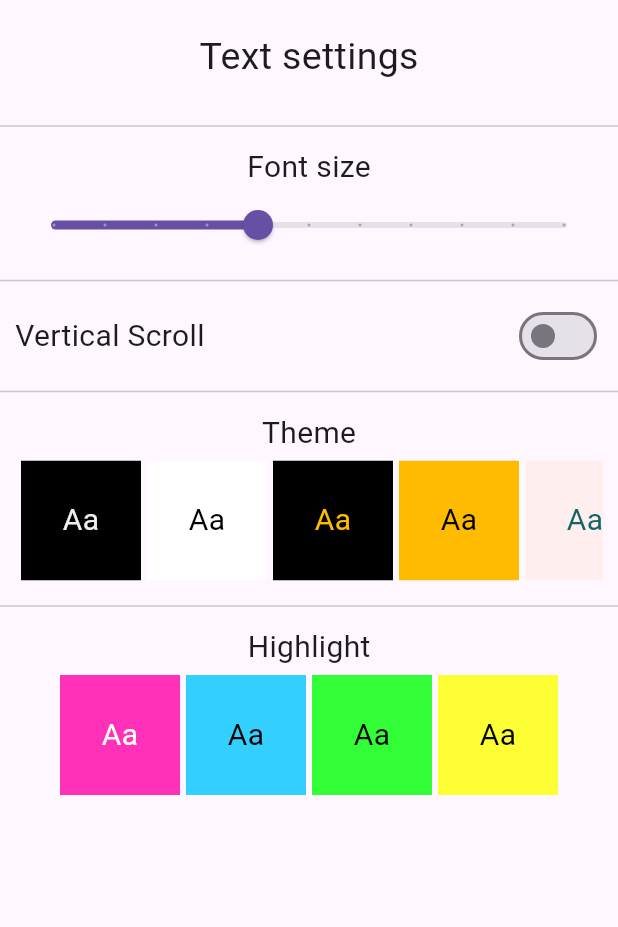
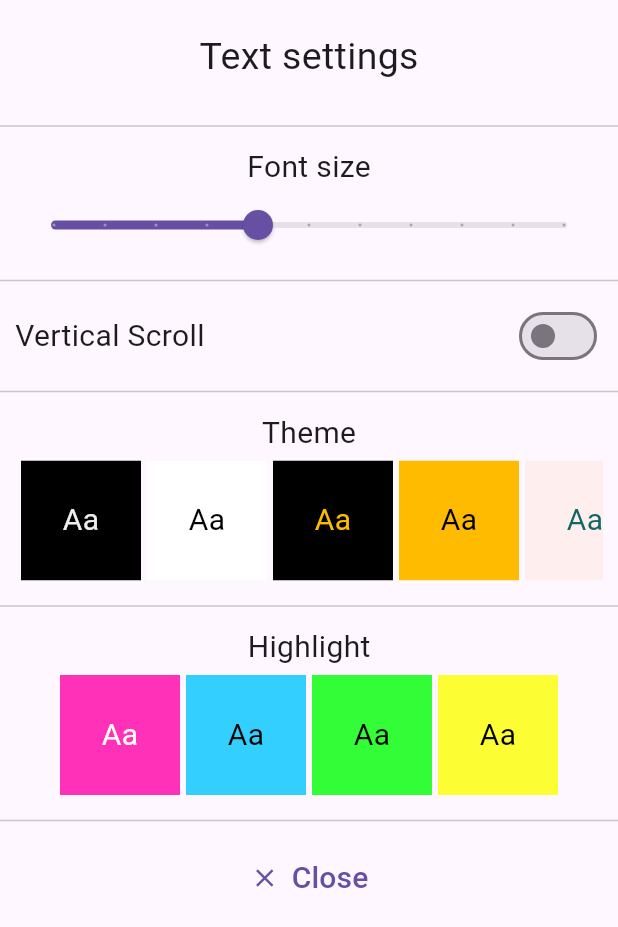
Before and after one commit to Notalib/flutter_readium, a Flutter app: the TextSettingsWidget widget shown alone on an empty page, opened directly, on a phone screen of 412 x 824 dp. Shown: the top 927 px of the screen. Run offline on Flutter 3.47's test engine with Material 3 defaults, Android fonts, the phone set to English and light mode, and no system bars; our stand-ins replace flutter_bloc, freezed_annotation, hydrated_bloc, plugin_platform_interface, rxdart, wakelock_plus and 1 more; missing offline and left inert: dart:js_interop, json_diff, pointer_interceptor; statements that could not run were skipped.

Commit message:
feat(example): add close button to TextSettingsWidget for improved navigation

```diff
--- a/flutter_readium/example/lib/widgets/text_settings.widget.dart
+++ b/flutter_readium/example/lib/widgets/text_settings.widget.dart
@@ -73,6 +73,33 @@ class TextSettingsWidget extends StatelessWidget {
                     isHighlight: true,
                   ),
                 ),
+                const Divider(),
+                TextButton(
+                    onPressed: () {
+                      Navigator.of(context).pop();
+                    },
+                    style: ButtonStyle(
+                      padding: WidgetStateProperty.all<EdgeInsets>(
+                        const EdgeInsets.symmetric(vertical: 16.0),
+                      ),
+                      shape: WidgetStateProperty.all<RoundedRectangleBorder>(
+                        RoundedRectangleBorder(
+                          borderRadius: BorderRadius.circular(0.0),
+                        ),
+                      ),
+                    ),
+                    child: Row(
+                      mainAxisAlignment: MainAxisAlignment.center,
+                      spacing: 8.0,
+                      children: [
+                        Icon(Icons.close, size: 20),
+                        // SizedBox(width: 10),
+                        Text(
+                          'Close',
+                          style: TextStyle(fontSize: 20),
+                        ),
+                      ],
+                    ))
               ],
             ),
           ),
```
